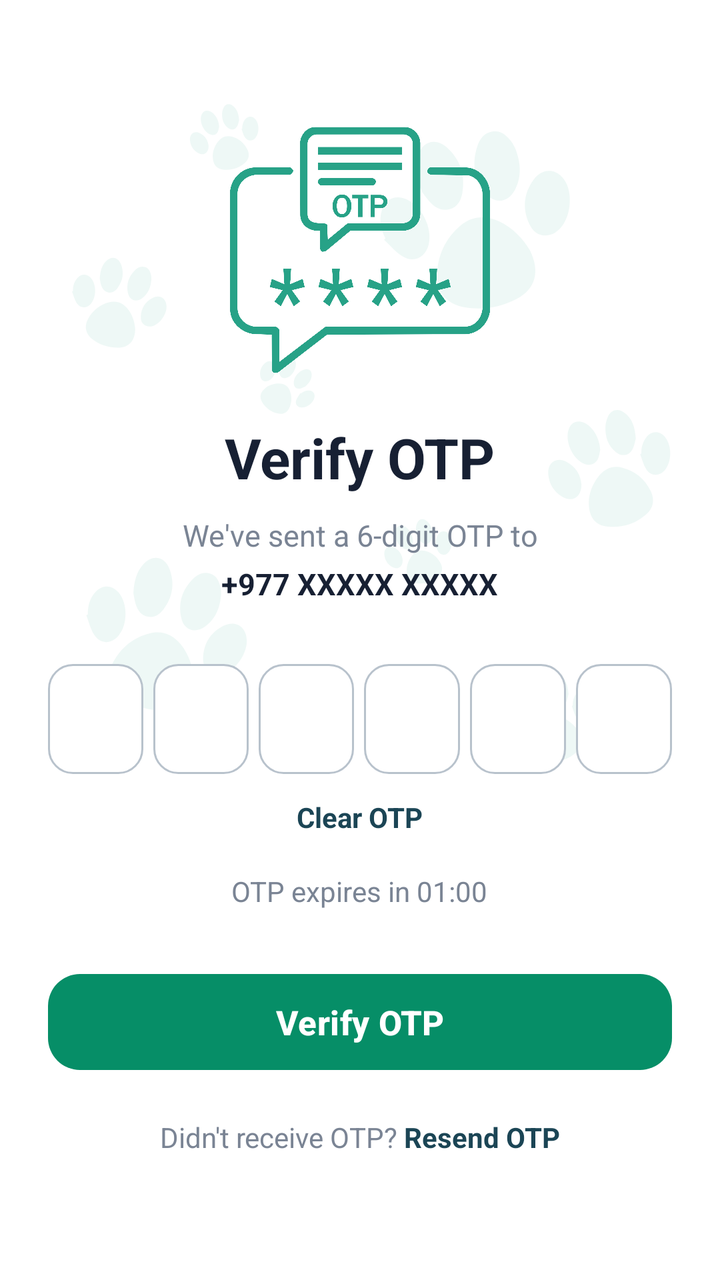
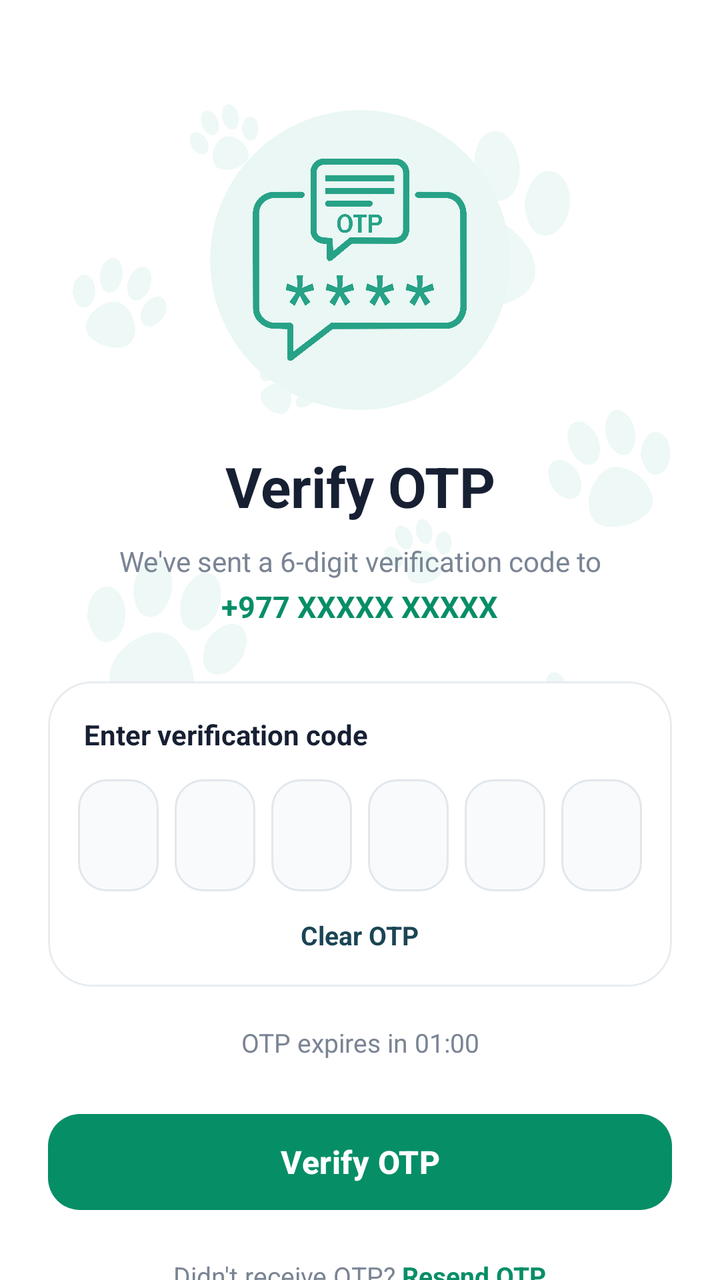

Two renders of the same Android screen: before a commit and after it. Below are the layout's source before the change and the commit's diff.
<!-- AndroidManifest.xml: application theme Theme.PawMate -->
<!-- res/layout/activity_otp_verification.xml -->
<?xml version="1.0" encoding="utf-8"?>
<ScrollView xmlns:android="http://schemas.android.com/apk/res/android"
    xmlns:app="http://schemas.android.com/apk/res-auto"
    xmlns:tools="http://schemas.android.com/tools"
    android:layout_width="match_parent"
    android:layout_height="match_parent"
    android:background="@drawable/back"
    android:fillViewport="true"
    tools:context=".OtpVerification">

    <LinearLayout
        android:id="@+id/main"
        android:layout_width="match_parent"
        android:layout_height="wrap_content"
        android:orientation="vertical"
        android:gravity="center_horizontal"
        android:paddingStart="24dp"
        android:paddingTop="55dp"
        android:paddingEnd="24dp"
        android:paddingBottom="40dp">

        
        <ImageView
            android:layout_width="140dp"
            android:layout_height="140dp"
            android:contentDescription="OTP Verification"
            android:scaleType="centerInside"
            android:src="@drawable/otp" />

        
        <TextView
            android:layout_width="wrap_content"
            android:layout_height="wrap_content"
            android:layout_marginTop="15dp"
            android:text="Verify OTP"
            android:textColor="#172033"
            android:textSize="28sp"
            android:textStyle="bold" />

        
        <TextView
            android:layout_width="match_parent"
            android:layout_height="wrap_content"
            android:layout_marginTop="10dp"
            android:gravity="center"
            android:text="We've sent a 6-digit OTP to"
            android:textColor="#7A8494"
            android:textSize="15sp" />

        
        <TextView
            android:id="@+id/tvPhone"
            android:layout_width="wrap_content"
            android:layout_height="wrap_content"
            android:layout_marginTop="4dp"
            android:text="+977 XXXXX XXXXX"
            android:textColor="#172033"
            android:textSize="15sp"
            android:textStyle="bold" />

        
        <LinearLayout
            android:layout_width="match_parent"
            android:layout_height="wrap_content"
            android:layout_marginTop="30dp"
            android:gravity="center"
            android:orientation="horizontal">

            
            <EditText
                android:id="@+id/otp1"
                android:layout_width="0dp"
                android:layout_height="55dp"
                android:layout_weight="1"
                android:layout_marginEnd="5dp"
                android:background="@drawable/otp_background"
                android:gravity="center"
                android:inputType="number"
                android:maxLength="1"
                android:padding="0dp"
                android:textSize="20sp"
                android:textStyle="bold" />

            
            <EditText
                android:id="@+id/otp2"
                android:layout_width="0dp"
                android:layout_height="55dp"
                android:layout_weight="1"
                android:layout_marginEnd="5dp"
                android:background="@drawable/otp_background"
                android:gravity="center"
                android:inputType="number"
                android:maxLength="1"
                android:padding="0dp"
                android:textSize="20sp"
                android:textStyle="bold" />

            
            <EditText
                android:id="@+id/otp3"
                android:layout_width="0dp"
                android:layout_height="55dp"
                android:layout_weight="1"
                android:layout_marginEnd="5dp"
                android:background="@drawable/otp_background"
                android:gravity="center"
                android:inputType="number"
                android:maxLength="1"
                android:padding="0dp"
                android:textSize="20sp"
                android:textStyle="bold" />

            
            <EditText
                android:id="@+id/otp4"
                android:layout_width="0dp"
                android:layout_height="55dp"
                android:layout_weight="1"
                android:layout_marginEnd="5dp"
                android:background="@drawable/otp_background"
                android:gravity="center"
                android:inputType="number"
                android:maxLength="1"
                android:padding="0dp"
                android:textSize="20sp"
                android:textStyle="bold" />

            
            <EditText
                android:id="@+id/otp5"
                android:layout_width="0dp"
                android:layout_height="55dp"
                android:layout_weight="1"
                android:layout_marginEnd="5dp"
                android:background="@drawable/otp_background"
                android:gravity="center"
                android:inputType="number"
                android:maxLength="1"
                android:padding="0dp"
                android:textSize="20sp"
                android:textStyle="bold" />

            
            <EditText
                android:id="@+id/otp6"
                android:layout_width="0dp"
                android:layout_height="55dp"
                android:layout_weight="1"
                android:background="@drawable/otp_background"
                android:gravity="center"
                android:inputType="number"
                android:maxLength="1"
                android:padding="0dp"
                android:textSize="20sp"
                android:textStyle="bold" />

        </LinearLayout>

        
        <TextView
            android:id="@+id/tvClearOTP"
            android:layout_width="wrap_content"
            android:layout_height="wrap_content"
            android:layout_marginTop="12dp"
            android:clickable="true"
            android:focusable="true"
            android:text="Clear OTP"
            android:textColor="@color/dark"
            android:textSize="14sp"
            android:textStyle="bold" />

        
        <TextView
            android:id="@+id/tvTimer"
            android:layout_width="wrap_content"
            android:layout_height="wrap_content"
            android:layout_marginTop="18dp"
            android:text="OTP expires in 01:00"
            android:textColor="#7A8494"
            android:textSize="14sp" />

        
        <com.google.android.material.button.MaterialButton
            android:id="@+id/btnVerifyOTP"
            android:layout_width="match_parent"
            android:layout_height="56dp"
            android:layout_marginTop="28dp"
            android:text="Verify OTP"
            android:textAllCaps="false"
            android:textColor="@color/white"
            android:textSize="17sp"
            android:textStyle="bold"
            app:backgroundTint="@color/primary"
            app:cornerRadius="16dp" />

        
        <LinearLayout
            android:layout_width="wrap_content"
            android:layout_height="wrap_content"
            android:layout_marginTop="20dp"
            android:gravity="center"
            android:orientation="horizontal">

            <TextView
                android:layout_width="wrap_content"
                android:layout_height="wrap_content"
                android:text="Didn't receive OTP? "
                android:textColor="#7A8494"
                android:textSize="14sp" />

            <TextView
                android:id="@+id/tvResendOTP"
                android:layout_width="wrap_content"
                android:layout_height="wrap_content"
                android:clickable="true"
                android:focusable="true"
                android:text="Resend OTP"
                android:textColor="@color/dark"
                android:textSize="14sp"
                android:textStyle="bold" />

        </LinearLayout>

    </LinearLayout>

</ScrollView>
<!-- resources referenced by this layout -->
<resources>
  <color name="dark">#1b4555</color>
  <color name="primary"> #068E67</color>
  <color name="white">#FFFFFFFF</color>
  <!-- drawable back: png bitmap (drawable, 42297 bytes) -->
  <!-- drawable otp: png bitmap (drawable, 110964 bytes) -->
  <!-- drawable otp_background (drawable) -->
  <?xml version="1.0" encoding="utf-8"?>
  <shape xmlns:android="http://schemas.android.com/apk/res/android">
  
      <solid android:color="@android:color/white" />
  
      <corners android:radius="12dp" />
  
      <stroke
          android:width="1dp"
          android:color="#B8C2CC" />
  
  </shape>
  <style name="Theme.PawMate" parent="Base.Theme.PawMate" />
  <style name="Base.Theme.PawMate" parent="Theme.Material3.DayNight.NoActionBar">
          
          
      </style>
</resources>

<!-- the commit's change to res/layout/activity_otp_verification.xml (unified diff, before → after) -->
@@ -1,11 +1,14 @@
 <?xml version="1.0" encoding="utf-8"?>
-<ScrollView xmlns:android="http://schemas.android.com/apk/res/android"
+<ScrollView
+    xmlns:android="http://schemas.android.com/apk/res/android"
     xmlns:app="http://schemas.android.com/apk/res-auto"
     xmlns:tools="http://schemas.android.com/tools"
     android:layout_width="match_parent"
     android:layout_height="match_parent"
     android:background="@drawable/back"
     android:fillViewport="true"
+    android:clipToPadding="false"
+    android:scrollbars="none"
     tools:context=".OtpVerification">
 
     <LinearLayout
@@ -15,186 +18,321 @@
         android:orientation="vertical"
         android:gravity="center_horizontal"
         android:paddingStart="24dp"
-        android:paddingTop="55dp"
         android:paddingEnd="24dp"
+        android:paddingTop="30dp"
         android:paddingBottom="40dp">
 
-        
-        <ImageView
-            android:layout_width="140dp"
-            android:layout_height="140dp"
-            android:contentDescription="OTP Verification"
-            android:scaleType="centerInside"
-            android:src="@drawable/otp" />
-
-        
+
+        
+        
+        
+
+        <com.google.android.material.card.MaterialCardView
+            android:layout_width="150dp"
+            android:layout_height="150dp"
+            android:layout_marginTop="25dp"
+            app:cardCornerRadius="75dp"
+            app:cardElevation="0dp"
+            app:cardBackgroundColor="#EAF7F4"
+            app:strokeWidth="0dp">
+
+            <ImageView
+                android:layout_width="115dp"
+                android:layout_height="115dp"
+                android:layout_gravity="center"
+                android:src="@drawable/otp"
+                android:scaleType="centerInside"
+                android:contentDescription="OTP Verification" />
+
+        </com.google.android.material.card.MaterialCardView>
+
+
+        
+        
+        
+
         <TextView
             android:layout_width="wrap_content"
             android:layout_height="wrap_content"
-            android:layout_marginTop="15dp"
+            android:layout_marginTop="23dp"
             android:text="Verify OTP"
             android:textColor="#172033"
             android:textSize="28sp"
-            android:textStyle="bold" />
-
-        
+            android:textStyle="bold"
+            android:gravity="center"
+            android:includeFontPadding="false" />
+
+
+        
+        
+        
+
         <TextView
             android:layout_width="match_parent"
             android:layout_height="wrap_content"
             android:layout_marginTop="10dp"
+            android:paddingStart="10dp"
+            android:paddingEnd="10dp"
             android:gravity="center"
-            android:text="We've sent a 6-digit OTP to"
+            android:text="We've sent a 6-digit verification code to"
             android:textColor="#7A8494"
-            android:textSize="15sp" />
-
-        
+            android:textSize="14sp"
+            android:lineSpacingExtra="2dp" />
+
+
+        
+        
+        
+
         <TextView
             android:id="@+id/tvPhone"
             android:layout_width="wrap_content"
             android:layout_height="wrap_content"
-            android:layout_marginTop="4dp"
+            android:layout_marginTop="5dp"
             android:text="+977 XXXXX XXXXX"
-            android:textColor="#172033"
+            android:textColor="@color/primary"
             android:textSize="15sp"
-            android:textStyle="bold" />
-
-        
-        <LinearLayout
+            android:textStyle="bold"
+            android:gravity="center"
+            android:includeFontPadding="false" />
+
+
+        
+        
+        
+
+        <com.google.android.material.card.MaterialCardView
             android:layout_width="match_parent"
             android:layout_height="wrap_content"
-            android:layout_marginTop="30dp"
-            android:gravity="center"
-            android:orientation="horizontal">
-
-            
-            <EditText
-                android:id="@+id/otp1"
-                android:layout_width="0dp"
-                android:layout_height="55dp"
-                android:layout_weight="1"
-                android:layout_marginEnd="5dp"
-                android:background="@drawable/otp_background"
-                android:gravity="center"
-                android:inputType="number"
-                android:maxLength="1"
-                android:padding="0dp"
-                android:textSize="20sp"
-                android:textStyle="bold" />
-
-            
-            <EditText
-                android:id="@+id/otp2"
-                android:layout_width="0dp"
-                android:layout_height="55dp"
-                android:layout_weight="1"
-                android:layout_marginEnd="5dp"
-                android:background="@drawable/otp_background"
-                android:gravity="center"
-                android:inputType="number"
-                android:maxLength="1"
-                android:padding="0dp"
-                android:textSize="20sp"
-                android:textStyle="bold" />
-
-            
-            <EditText
-                android:id="@+id/otp3"
-                android:layout_width="0dp"
-                android:layout_height="55dp"
-                android:layout_weight="1"
-                android:layout_marginEnd="5dp"
-                android:background="@drawable/otp_background"
-                android:gravity="center"
-                android:inputType="number"
-                android:maxLength="1"
-                android:padding="0dp"
-                android:textSize="20sp"
-                android:textStyle="bold" />
-
-            
-            <EditText
-                android:id="@+id/otp4"
-                android:layout_width="0dp"
-                android:layout_height="55dp"
-                android:layout_weight="1"
-                android:layout_marginEnd="5dp"
-                android:background="@drawable/otp_background"
-                android:gravity="center"
-                android:inputType="number"
-                android:maxLength="1"
-                android:padding="0dp"
-                android:textSize="20sp"
-                android:textStyle="bold" />
-
-            
-            <EditText
-                android:id="@+id/otp5"
-                android:layout_width="0dp"
-                android:layout_height="55dp"
-                android:layout_weight="1"
-                android:layout_marginEnd="5dp"
-                android:background="@drawable/otp_background"
-                android:gravity="center"
-                android:inputType="number"
-                android:maxLength="1"
-                android:padding="0dp"
-                android:textSize="20sp"
-                android:textStyle="bold" />
-
-            
-            <EditText
-                android:id="@+id/otp6"
-                android:layout_width="0dp"
-                android:layout_height="55dp"
-                android:layout_weight="1"
-                android:background="@drawable/otp_background"
-                android:gravity="center"
-                android:inputType="number"
-                android:maxLength="1"
-                android:padding="0dp"
-                android:textSize="20sp"
-                android:textStyle="bold" />
-
-        </LinearLayout>
-
-        
-        <TextView
-            android:id="@+id/tvClearOTP"
-            android:layout_width="wrap_content"
-            android:layout_height="wrap_content"
-            android:layout_marginTop="12dp"
-            android:clickable="true"
-            android:focusable="true"
-            android:text="Clear OTP"
-            android:textColor="@color/dark"
-            android:textSize="14sp"
-            android:textStyle="bold" />
-
-        
+            android:layout_marginTop="28dp"
+            app:cardCornerRadius="22dp"
+            app:cardElevation="0dp"
+            app:cardBackgroundColor="#FFFFFF"
+            app:strokeColor="#E8ECF0"
+            app:strokeWidth="1dp">
+
+            <LinearLayout
+                android:layout_width="match_parent"
+                android:layout_height="wrap_content"
+                android:orientation="vertical"
+                android:paddingStart="15dp"
+                android:paddingTop="17dp"
+                android:paddingEnd="15dp"
+                android:paddingBottom="17dp">
+
+
+                
+
+                <TextView
+                    android:layout_width="wrap_content"
+                    android:layout_height="wrap_content"
+                    android:text="Enter verification code"
+                    android:textColor="#172033"
+                    android:textSize="14sp"
+                    android:textStyle="bold"
+                    android:layout_marginStart="3dp" />
+
+
+                
+                
+                
+
+                <LinearLayout
+                    android:layout_width="match_parent"
+                    android:layout_height="56dp"
+                    android:layout_marginTop="13dp"
+                    android:gravity="center"
+                    android:orientation="horizontal">
+
+
+                    
+
+                    <EditText
+                        android:id="@+id/otp1"
+                        android:layout_width="0dp"
+                        android:layout_height="56dp"
+                        android:layout_weight="1"
+                        android:layout_marginEnd="6dp"
+                        android:background="@drawable/otp_background"
+                        android:gravity="center"
+                        android:inputType="number"
+                        android:maxLength="1"
+                        android:padding="0dp"
+                        android:textColor="#172033"
+                        android:textSize="21sp"
+                        android:textStyle="bold"
+                        android:importantForAutofill="no"
+                        android:selectAllOnFocus="true" />
+
+
+                    
+
+                    <EditText
+                        android:id="@+id/otp2"
+                        android:layout_width="0dp"
+                        android:layout_height="56dp"
+                        android:layout_weight="1"
+                        android:layout_marginStart="2dp"
+                        android:layout_marginEnd="6dp"
+                        android:background="@drawable/otp_background"
+                        android:gravity="center"
+                        android:inputType="number"
+                        android:maxLength="1"
+                        android:padding="0dp"
+                        android:textColor="#172033"
+                        android:textSize="21sp"
+                        android:textStyle="bold"
+                        android:importantForAutofill="no"
+                        android:selectAllOnFocus="true" />
+
+
+                    
+
+                    <EditText
+                        android:id="@+id/otp3"
+                        android:layout_width="0dp"
+                        android:layout_height="56dp"
+                        android:layout_weight="1"
+                        android:layout_marginStart="2dp"
+                        android:layout_marginEnd="6dp"
+                        android:background="@drawable/otp_background"
+                        android:gravity="center"
+                        android:inputType="number"
+                        android:maxLength="1"
+                        android:padding="0dp"
+                        android:textColor="#172033"
+                        android:textSize="21sp"
+                        android:textStyle="bold"
+                        android:importantForAutofill="no"
+                        android:selectAllOnFocus="true" />
+
+
+                    
+
+                    <EditText
+                        android:id="@+id/otp4"
+                        android:layout_width="0dp"
+                        android:layout_height="56dp"
+                        android:layout_weight="1"
+                        android:layout_marginStart="2dp"
+                        android:layout_marginEnd="6dp"
+                        android:background="@drawable/otp_background"
+                        android:gravity="center"
+                        android:inputType="number"
+                        android:maxLength="1"
+                        android:padding="0dp"
+                        android:textColor="#172033"
+                        android:textSize="21sp"
+                        android:textStyle="bold"
+                        android:importantForAutofill="no"
+                        android:selectAllOnFocus="true" />
+
+
+                    
+
+                    <EditText
+                        android:id="@+id/otp5"
+                        android:layout_width="0dp"
+                        android:layout_height="56dp"
+                        android:layout_weight="1"
+                        android:layout_marginStart="2dp"
+                        android:layout_marginEnd="6dp"
+                        android:background="@drawable/otp_background"
+                        android:gravity="center"
+                        android:inputType="number"
+                        android:maxLength="1"
+                        android:padding="0dp"
+                        android:textColor="#172033"
+                        android:textSize="21sp"
+                        android:textStyle="bold"
+                        android:importantForAutofill="no"
+                        android:selectAllOnFocus="true" />
+
+
+                    
+
+                    <EditText
+                        android:id="@+id/otp6"
+                        android:layout_width="0dp"
+                        android:layout_height="56dp"
+                        android:layout_weight="1"
+                        android:layout_marginStart="2dp"
+                        android:background="@drawable/otp_background"
+                        android:gravity="center"
+                        android:inputType="number"
+                        android:maxLength="1"
+                        android:padding="0dp"
+                        android:textColor="#172033"
+                        android:textSize="21sp"
+                        android:textStyle="bold"
+                        android:importantForAutofill="no"
+                        android:selectAllOnFocus="true" />
+
+                </LinearLayout>
+
+
+                
+                
+                
+
+                <TextView
+                    android:id="@+id/tvClearOTP"
+                    android:layout_width="wrap_content"
+                    android:layout_height="wrap_content"
+                    android:layout_gravity="center"
+                    android:layout_marginTop="13dp"
+                    android:clickable="true"
+                    android:focusable="true"
+                    android:text="Clear OTP"
+                    android:textColor="@color/dark"
+                    android:textSize="13sp"
+                    android:textStyle="bold" />
+
+            </LinearLayout>
+
+        </com.google.android.material.card.MaterialCardView>
+
+
+        
+        
+        
+
         <TextView
             android:id="@+id/tvTimer"
             android:layout_width="wrap_content"
             android:layout_height="wrap_content"
-            android:layout_marginTop="18dp"
+            android:layout_marginTop="19dp"
             android:text="OTP expires in 01:00"
             android:textColor="#7A8494"
-            android:textSize="14sp" />
-
-        
+            android:textSize="13sp"
+            android:gravity="center" />
+
+
+        
+        
+        
+
         <com.google.android.material.button.MaterialButton
             android:id="@+id/btnVerifyOTP"
             android:layout_width="match_parent"
             android:layout_height="56dp"
-            android:layout_marginTop="28dp"
+            android:layout_marginTop="23dp"
             android:text="Verify OTP"
             android:textAllCaps="false"
             android:textColor="@color/white"
-            android:textSize="17sp"
+            android:textSize="16sp"
             android:textStyle="bold"
+            android:letterSpacing="0.01"
             app:backgroundTint="@color/primary"
-            app:cornerRadius="16dp" />
-
-        
+            app:cornerRadius="16dp"
+            app:elevation="0dp"
+            app:rippleColor="#30FFFFFF" />
+
+
+        
+        
+        
+
         <LinearLayout
             android:layout_width="wrap_content"
             android:layout_height="wrap_content"
@@ -207,7 +345,7 @@
                 android:layout_height="wrap_content"
                 android:text="Didn't receive OTP? "
                 android:textColor="#7A8494"
-                android:textSize="14sp" />
+                android:textSize="13sp" />
 
             <TextView
                 android:id="@+id/tvResendOTP"
@@ -216,12 +354,44 @@
                 android:clickable="true"
                 android:focusable="true"
                 android:text="Resend OTP"
-                android:textColor="@color/dark"
-                android:textSize="14sp"
+                android:textColor="@color/primary"
+                android:textSize="13sp"
                 android:textStyle="bold" />
 
         </LinearLayout>
 
+
+        
+        
+        
+
+        <LinearLayout
+            android:layout_width="wrap_content"
+            android:layout_height="wrap_content"
+            android:layout_marginTop="23dp"
+            android:gravity="center_vertical"
+            android:orientation="horizontal">
+
+            <TextView
+                android:layout_width="26dp"
+                android:layout_height="26dp"
+                android:gravity="center"
+                android:text="✓"
+                android:textColor="@color/primary"
+                android:textSize="13sp"
+                android:textStyle="bold"
+                android:background="#EAF7F4" />
+
+            <TextView
+                android:layout_width="wrap_content"
+                android:layout_height="wrap_content"
+                android:layout_marginStart="8dp"
+                android:text="Your verification is secure"
+                android:textColor="#8A93A2"
+                android:textSize="12sp" />
+
+        </LinearLayout>
+
     </LinearLayout>
 
 </ScrollView>
<!-- resource entries referenced after the edit -->
@@ -7,17 +7,46 @@
   <!-- drawable otp: png bitmap (drawable, 110964 bytes) -->
   <!-- drawable otp_background (drawable) -->
   <?xml version="1.0" encoding="utf-8"?>
-  <shape xmlns:android="http://schemas.android.com/apk/res/android">
+  <selector xmlns:android="http://schemas.android.com/apk/res/android">
   
-      <solid android:color="@android:color/white" />
+      
   
-      <corners android:radius="12dp" />
+      <item android:state_focused="true">
   
-      <stroke
-          android:width="1dp"
-          android:color="#B8C2CC" />
+          <shape android:shape="rectangle">
   
-  </shape>
+              <solid android:color="#FFFFFF" />
+  
+              <corners android:radius="14dp" />
+  
+              <stroke
+                  android:width="2dp"
+                  android:color="@color/primary" />
+  
+          </shape>
+  
+      </item>
+  
+  
+      
+  
+      <item>
+  
+          <shape android:shape="rectangle">
+  
+              <solid android:color="#F9FAFB" />
+  
+              <corners android:radius="14dp" />
+  
+              <stroke
+                  android:width="1dp"
+                  android:color="#E2E7EC" />
+  
+          </shape>
+  
+      </item>
+  
+  </selector>
   <style name="Theme.PawMate" parent="Base.Theme.PawMate" />
   <style name="Base.Theme.PawMate" parent="Theme.Material3.DayNight.NoActionBar">
           
